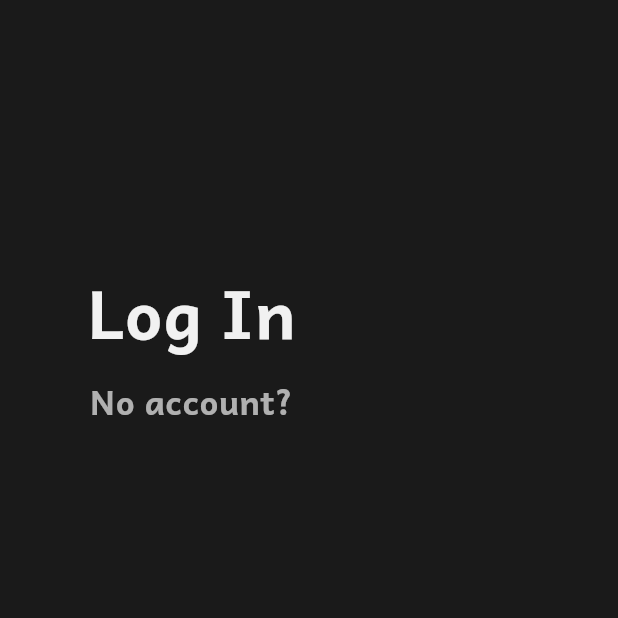
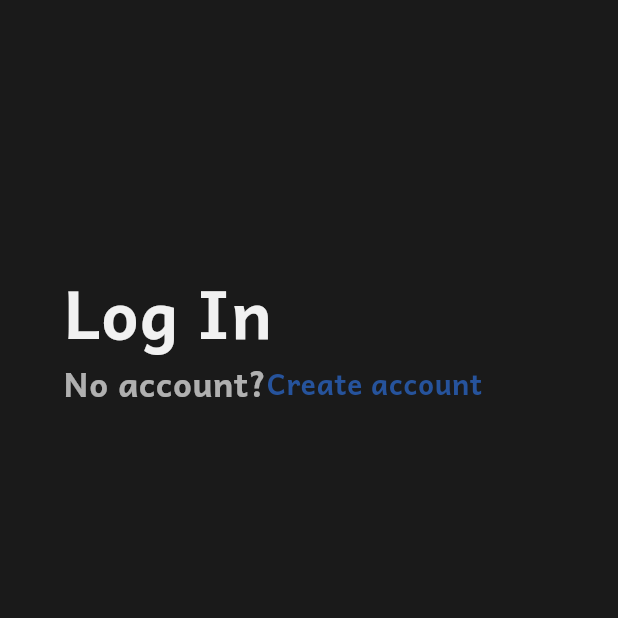
Before and after one commit to seungminhan2631/msdl, a Flutter app: the screen it shows after launch, on a phone screen of 412 x 824 dp, the top half of it. Run offline on Flutter 3.47's test engine with Material 3 defaults, Android fonts, the light colour scheme and no system bars; statements that could not run were skipped.

Commit message:
sizes와gaps 반응형으로  변경

```diff
--- a/lib/constants/gaps.dart
+++ b/lib/constants/gaps.dart
@@ -2,66 +2,63 @@ import 'sizes.dart';
 import 'package:flutter/material.dart';
 
 class Gaps {
-  // Vertical Gaps
-  static const v1 = SizedBox(height: Sizes.size1);
-  static const v2 = SizedBox(height: Sizes.size2);
-  static const v3 = SizedBox(height: Sizes.size3);
-  static const v4 = SizedBox(height: Sizes.size4);
-  static const v5 = SizedBox(height: Sizes.size5);
-  static const v6 = SizedBox(height: Sizes.size6);
-  static const v7 = SizedBox(height: Sizes.size7);
-  static const v8 = SizedBox(height: Sizes.size8);
-  static const v9 = SizedBox(height: Sizes.size9);
-  static const v10 = SizedBox(height: Sizes.size10);
-  static const v11 = SizedBox(height: Sizes.size11);
-  static const v12 = SizedBox(height: Sizes.size12);
-  static const v14 = SizedBox(height: Sizes.size14);
-  static const v16 = SizedBox(height: Sizes.size16);
-  static const v20 = SizedBox(height: Sizes.size20);
-  static const v24 = SizedBox(height: Sizes.size24);
-  static const v28 = SizedBox(height: Sizes.size28);
-  static const v32 = SizedBox(height: Sizes.size32);
-  static const v36 = SizedBox(height: Sizes.size36);
-  static const v40 = SizedBox(height: Sizes.size40);
-  static const v44 = SizedBox(height: Sizes.size44);
-  static const v48 = SizedBox(height: Sizes.size48);
-  static const v52 = SizedBox(height: Sizes.size52);
-  static const v56 = SizedBox(height: Sizes.size56);
-  static const v60 = SizedBox(height: Sizes.size60);
-  static const v64 = SizedBox(height: Sizes.size64);
-  static const v72 = SizedBox(height: Sizes.size72);
-  static const v80 = SizedBox(height: Sizes.size80);
-  static const v96 = SizedBox(height: Sizes.size96);
+  // Vertical Gaps (세로 간격)
+  static final v1 = SizedBox(height: 1.0.h);
+  static final v2 = SizedBox(height: 2.0.h);
+  static final v3 = SizedBox(height: 3.0.h);
+  static final v4 = SizedBox(height: 4.0.h);
+  static final v5 = SizedBox(height: 5.0.h);
+  static final v6 = SizedBox(height: 6.0.h);
+  static final v7 = SizedBox(height: 7.0.h);
+  static final v8 = SizedBox(height: 8.0.h);
+  static final v9 = SizedBox(height: 9.0.h);
+  static final v10 = SizedBox(height: 10.0.h);
+  static final v12 = SizedBox(height: 12.0.h);
+  static final v14 = SizedBox(height: 14.0.h);
+  static final v16 = SizedBox(height: 16.0.h);
+  static final v20 = SizedBox(height: 20.0.h);
+  static final v24 = SizedBox(height: 24.0.h);
+  static final v28 = SizedBox(height: 28.0.h);
+  static final v32 = SizedBox(height: 32.0.h);
+  static final v36 = SizedBox(height: 36.0.h);
+  static final v40 = SizedBox(height: 40.0.h);
+  static final v44 = SizedBox(height: 44.0.h);
+  static final v48 = SizedBox(height: 48.0.h);
+  static final v52 = SizedBox(height: 52.0.h);
+  static final v56 = SizedBox(height: 56.0.h);
+  static final v60 = SizedBox(height: 60.0.h);
+  static final v64 = SizedBox(height: 64.0.h);
+  static final v72 = SizedBox(height: 72.0.h);
+  static final v80 = SizedBox(height: 80.0.h);
+  static final v96 = SizedBox(height: 96.0.h);
 
-  // Horizontal Gaps
-
-  static const h1 = SizedBox(width: Sizes.size1);
-  static const h2 = SizedBox(width: Sizes.size2);
-  static const h3 = SizedBox(width: Sizes.size3);
-  static const h4 = SizedBox(width: Sizes.size4);
-  static const h5 = SizedBox(width: Sizes.size5);
-  static const h6 = SizedBox(width: Sizes.size6);
-  static const h7 = SizedBox(width: Sizes.size7);
-  static const h8 = SizedBox(width: Sizes.size8);
-  static const h9 = SizedBox(width: Sizes.size9);
-  static const h10 = SizedBox(width: Sizes.size10);
-  static const h11 = SizedBox(width: Sizes.size11);
-  static const h12 = SizedBox(width: Sizes.size12);
-  static const h14 = SizedBox(width: Sizes.size14);
-  static const h16 = SizedBox(width: Sizes.size16);
-  static const h20 = SizedBox(width: Sizes.size20);
-  static const h24 = SizedBox(width: Sizes.size24);
-  static const h28 = SizedBox(width: Sizes.size28);
-  static const h32 = SizedBox(width: Sizes.size32);
-  static const h36 = SizedBox(width: Sizes.size36);
-  static const h40 = SizedBox(width: Sizes.size40);
-  static const h44 = SizedBox(width: Sizes.size44);
-  static const h48 = SizedBox(width: Sizes.size48);
-  static const h52 = SizedBox(width: Sizes.size52);
-  static const h56 = SizedBox(width: Sizes.size56);
-  static const h60 = SizedBox(width: Sizes.size60);
-  static const h64 = SizedBox(width: Sizes.size64);
-  static const h72 = SizedBox(width: Sizes.size72);
-  static const h80 = SizedBox(width: Sizes.size80);
-  static const h96 = SizedBox(width: Sizes.size96);
+  // Horizontal Gaps (가로 간격)
+  static final h1 = SizedBox(width: 1.0.w);
+  static final h2 = SizedBox(width: 2.0.w);
+  static final h3 = SizedBox(width: 3.0.w);
+  static final h4 = SizedBox(width: 4.0.w);
+  static final h5 = SizedBox(width: 5.0.w);
+  static final h6 = SizedBox(width: 6.0.w);
+  static final h7 = SizedBox(width: 7.0.w);
+  static final h8 = SizedBox(width: 8.0.w);
+  static final h9 = SizedBox(width: 9.0.w);
+  static final h10 = SizedBox(width: 10.0.w);
+  static final h12 = SizedBox(width: 12.0.w);
+  static final h14 = SizedBox(width: 14.0.w);
+  static final h16 = SizedBox(width: 16.0.w);
+  static final h20 = SizedBox(width: 20.0.w);
+  static final h24 = SizedBox(width: 24.0.w);
+  static final h28 = SizedBox(width: 28.0.w);
+  static final h32 = SizedBox(width: 32.0.w);
+  static final h36 = SizedBox(width: 36.0.w);
+  static final h40 = SizedBox(width: 40.0.w);
+  static final h44 = SizedBox(width: 44.0.w);
+  static final h48 = SizedBox(width: 48.0.w);
+  static final h52 = SizedBox(width: 52.0.w);
+  static final h56 = SizedBox(width: 56.0.w);
+  static final h60 = SizedBox(width: 60.0.w);
+  static final h64 = SizedBox(width: 64.0.w);
+  static final h72 = SizedBox(width: 72.0.w);
+  static final h80 = SizedBox(width: 80.0.w);
+  static final h96 = SizedBox(width: 96.0.w);
 }
--- a/lib/constants/sizes.dart
+++ b/lib/constants/sizes.dart
@@ -1,32 +1,34 @@
+import 'package:msdl/constants/size_config.dart';
+
 class Sizes {
-  static const size1 = 1.0;
-  static const size2 = 2.0;
-  static const size3 = 3.0;
-  static const size4 = 4.0;
-  static const size5 = 5.0;
-  static const size6 = 6.0;
-  static const size7 = 7.0;
-  static const size8 = 8.0;
-  static const size9 = 9.0;
-  static const size10 = 10.0;
-  static const size11 = 11.0;
-  static const size12 = 12.0;
-  static const size14 = 14.0;
-  static const size16 = 16.0;
-  static const size18 = 18.0;
-  static const size20 = 20.0;
-  static const size24 = 24.0;
-  static const size28 = 28.0;
-  static const size32 = 32.0;
-  static const size36 = 36.0;
-  static const size40 = 40.0;
-  static const size44 = 44.0;
-  static const size48 = 48.0;
-  static const size52 = 52.0;
-  static const size56 = 56.0;
-  static const size60 = 60.0;
-  static const size64 = 64.0;
-  static const size72 = 72.0;
-  static const size80 = 80.0;
-  static const size96 = 96.0;
+  static final size1 = 1.0.w;
+  static final size2 = 2.0.w;
+  static final size3 = 3.0.w;
+  static final size4 = 4.0.w;
+  static final size5 = 5.0.w;
+  static final size6 = 6.0.w;
+  static final size7 = 7.0.w;
+  static final size8 = 8.0.w;
+  static final size9 = 9.0.w;
+  static final size10 = 10.0.w;
+  static final size11 = 11.0.w;
+  static final size12 = 12.0.w;
+  static final size14 = 14.0.w;
+  static final size16 = 16.0.w;
+  static final size18 = 18.0.w;
+  static final size20 = 20.0.w;
+  static final size24 = 24.0.w;
+  static final size28 = 28.0.w;
+  static final size32 = 32.0.w;
+  static final size36 = 36.0.w;
+  static final size40 = 40.0.w;
+  static final size44 = 44.0.w;
+  static final size48 = 48.0.w;
+  static final size52 = 52.0.w;
+  static final size56 = 56.0.w;
+  static final size60 = 60.0.w;
+  static final size64 = 64.0.w;
+  static final size72 = 72.0.w;
+  static final size80 = 80.0.w;
+  static final size96 = 96.0.w;
 }
--- a/lib/features/screens/authentication/login_Screen.dart
+++ b/lib/features/screens/authentication/login_Screen.dart
@@ -2,6 +2,7 @@ import 'package:flutter/material.dart';
 import 'package:msdl/commons/widgets/toptitle.dart';
 import 'package:msdl/constants/gaps.dart';
 import 'package:msdl/constants/size_config.dart';
+import 'package:msdl/constants/sizes.dart';
 import 'package:msdl/msdl_theme.dart';
 
 class login_Screen extends StatelessWidget {
@@ -17,8 +18,11 @@ class login_Screen extends StatelessWidget {
 
     return Scaffold(
       body: Padding(
-        padding: EdgeInsets.symmetric(horizontal: 55.w, vertical: 180.h),
+        padding:
+            EdgeInsets.symmetric(horizontal: Sizes.size40, vertical: 180.h),
         child: Column(
+          crossAxisAlignment: CrossAxisAlignment.start, // 텍스트 왼쪽 정렬
+
           children: [
             TopTitle(
               title: "Log In",
@@ -26,11 +30,25 @@ class login_Screen extends StatelessWidget {
               fontWeight: FontWeight.w700,
             ),
             Gaps.v12,
-            TopTitle(
-              title: "No account?",
-              fontSize: 20.w,
-              fontWeight: FontWeight.w700,
-              opacity: 0.7,
+            Row(
+              mainAxisSize: MainAxisSize.min,
+              children: [
+                TopTitle(
+                  title: "No account?",
+                  fontSize: Sizes.size20,
+                  fontWeight: FontWeight.w700,
+                  opacity: 0.7,
+                ),
+                Gaps.h56,
+                Text(
+                  "Create account",
+                  style: TextStyle(
+                      color: Color(0xff26539C),
+                      fontSize: Sizes.size18,
+                      fontFamily: 'Andika',
+                      fontWeight: FontWeight.bold),
+                )
+              ],
             ),
           ],
         ),
```
